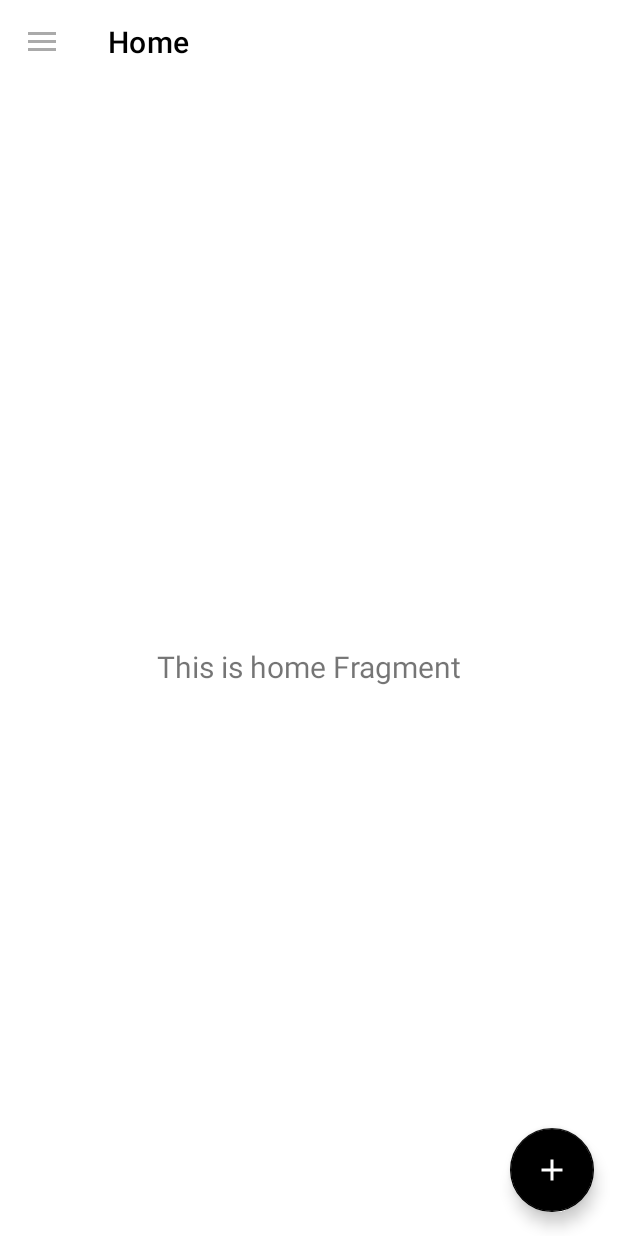
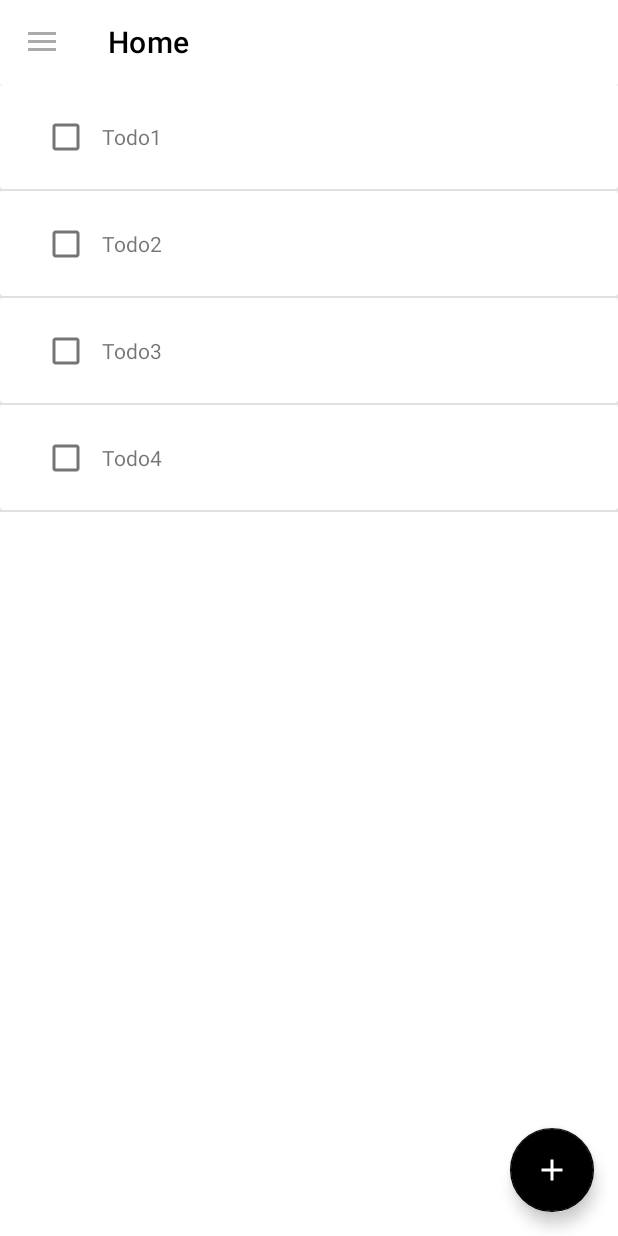
Before and after one commit to ercanpalta/ToDoApp-Android, an Android app: the screen it shows after launch (MainActivity), on a phone screen of 412 x 824 dp. Run offline under Robolectric (Android 15) with nearby library versions, the phone set to English and light mode, and no system bars; our stand-ins replace navigation-ui.

Commit message:
RecyclerView implemented for tasks

```diff
--- /dev/null
+++ b/app/src/main/java/com/ercanpalta/todo/adapter/HomeAdapter.kt
@@ -0,0 +1,49 @@
+package com.ercanpalta.todo.adapter
+
+import android.view.LayoutInflater
+import android.view.View
+import android.view.ViewGroup
+import android.widget.CheckBox
+import android.widget.TextView
+import androidx.recyclerview.widget.RecyclerView
+import com.ercanpalta.todo.R
+import com.ercanpalta.todo.model.ToDo
+
+class HomeAdapter (private val dataSet: ArrayList<ToDo>): RecyclerView.Adapter<HomeAdapter.ViewHolder>() {
+
+    class ViewHolder(view: View): RecyclerView.ViewHolder(view){
+        val textView: TextView
+        var checkBox = CheckBox(view.context)
+
+        init {
+            textView = view.findViewById(R.id.task_text)
+            checkBox = view.findViewById(R.id.checkbox)
+        }
+    }
+
+    override fun onCreateViewHolder(parent: ViewGroup, viewType: Int): ViewHolder {
+        val view = LayoutInflater.from(parent.context).inflate(R.layout.row_item, parent, false)
+
+        return ViewHolder(view)
+    }
+
+    override fun onBindViewHolder(holder: ViewHolder, position: Int) {
+        holder.textView.text = dataSet[position].task
+        holder.checkBox.setOnClickListener {
+            if(it is CheckBox){
+                val checked: Boolean = it.isChecked
+                if (checked){
+                    println("checked")
+                }else{
+                    println("unChecked")
+                }
+
+            }
+        }
+    }
+
+    override fun getItemCount(): Int {
+        return dataSet.size
+    }
+
+}
--- a/app/src/main/java/com/ercanpalta/todo/view/HomeFragment.kt
+++ b/app/src/main/java/com/ercanpalta/todo/view/HomeFragment.kt
@@ -4,10 +4,13 @@ import android.os.Bundle
 import android.view.LayoutInflater
 import android.view.View
 import android.view.ViewGroup
-import android.widget.TextView
 import androidx.fragment.app.Fragment
 import androidx.lifecycle.ViewModelProvider
+import androidx.recyclerview.widget.DividerItemDecoration
+import androidx.recyclerview.widget.LinearLayoutManager
+import com.ercanpalta.todo.adapter.HomeAdapter
 import com.ercanpalta.todo.databinding.FragmentHomeBinding
+import com.ercanpalta.todo.model.ToDo
 import com.ercanpalta.todo.viewmodel.HomeViewModel
 
 class HomeFragment : Fragment() {
@@ -17,23 +20,38 @@ class HomeFragment : Fragment() {
     // This property is only valid between onCreateView and
     // onDestroyView.
     private val binding get() = _binding!!
+    private lateinit var homeViewModel:HomeViewModel
 
     override fun onCreateView(
         inflater: LayoutInflater,
         container: ViewGroup?,
         savedInstanceState: Bundle?
     ): View {
-        val homeViewModel =
-            ViewModelProvider(this).get(HomeViewModel::class.java)
+        homeViewModel = ViewModelProvider(this).get(HomeViewModel::class.java)
 
         _binding = FragmentHomeBinding.inflate(inflater, container, false)
         val root: View = binding.root
 
-        val textView: TextView = binding.textHome
-        homeViewModel.text.observe(viewLifecycleOwner) {
-            textView.text = it
+        return root
+    }
+
+    override fun onViewCreated(view: View, savedInstanceState: Bundle?) {
+        super.onViewCreated(view, savedInstanceState)
+
+        val listToDo:ArrayList<ToDo> = arrayListOf()
+        homeViewModel.toDoList.observe(viewLifecycleOwner) {
+            listToDo.addAll(it)
         }
-        return root
+
+        val adapter = HomeAdapter(listToDo)
+        binding.rvHome.adapter = adapter
+        val layoutManager = LinearLayoutManager(this.context, LinearLayoutManager.VERTICAL, false)
+        binding.rvHome.layoutManager = LinearLayoutManager(context)
+        binding.rvHome.addItemDecoration(DividerItemDecoration(context,layoutManager.orientation))
+
+        homeViewModel.updateData()
+
+
     }
 
     override fun onDestroyView() {
--- a/app/src/main/java/com/ercanpalta/todo/viewmodel/HomeViewModel.kt
+++ b/app/src/main/java/com/ercanpalta/todo/viewmodel/HomeViewModel.kt
@@ -3,11 +3,21 @@ package com.ercanpalta.todo.viewmodel
 import androidx.lifecycle.LiveData
 import androidx.lifecycle.MutableLiveData
 import androidx.lifecycle.ViewModel
+import com.ercanpalta.todo.model.ToDo
 
 class HomeViewModel : ViewModel() {
 
-    private val _text = MutableLiveData<String>().apply {
-        value = "This is home Fragment"
+    private val _toDoList = MutableLiveData<List<ToDo>>()
+    val toDoList:LiveData<List<ToDo>> = _toDoList
+
+
+    fun updateData(){
+        val todo1 = ToDo("Todo1")
+        val todo2 = ToDo("Todo2")
+        val todo3 = ToDo("Todo3")
+        val todo4 = ToDo("Todo4")
+
+        val list_todo = listOf<ToDo>(todo1,todo2,todo3,todo4)
+        _toDoList.value = list_todo
     }
-    val text: LiveData<String> = _text
 }
--- a/app/src/main/res/layout/fragment_home.xml
+++ b/app/src/main/res/layout/fragment_home.xml
@@ -6,15 +6,10 @@
     android:layout_height="match_parent"
     tools:context=".view.HomeFragment">
 
-    <TextView
-        android:id="@+id/text_home"
+    <androidx.recyclerview.widget.RecyclerView
+        android:id="@+id/rv_home"
         android:layout_width="match_parent"
-        android:layout_height="wrap_content"
-        android:layout_marginStart="8dp"
-        android:layout_marginTop="8dp"
-        android:layout_marginEnd="8dp"
-        android:textAlignment="center"
-        android:textSize="20sp"
+        android:layout_height="match_parent"
         app:layout_constraintBottom_toBottomOf="parent"
         app:layout_constraintEnd_toEndOf="parent"
         app:layout_constraintStart_toStartOf="parent"
--- /dev/null
+++ b/app/src/main/res/layout/row_item.xml
@@ -0,0 +1,39 @@
+<?xml version="1.0" encoding="utf-8"?>
+<FrameLayout
+    xmlns:android="http://schemas.android.com/apk/res/android"
+    xmlns:app="http://schemas.android.com/apk/res-auto"
+    xmlns:tools="http://schemas.android.com/tools"
+    android:layout_width="match_parent"
+    android:layout_height="70dp">
+
+    <androidx.cardview.widget.CardView
+        android:layout_width="match_parent"
+        android:layout_height="match_parent">
+
+        <androidx.constraintlayout.widget.ConstraintLayout
+            android:layout_width="match_parent"
+            android:layout_height="match_parent">
+
+            <CheckBox
+                android:id="@+id/checkbox"
+                android:layout_width="wrap_content"
+                android:layout_height="wrap_content"
+                android:layout_marginStart="20dp"
+                app:layout_constraintBottom_toBottomOf="parent"
+                app:layout_constraintStart_toStartOf="parent"
+                app:layout_constraintTop_toTopOf="parent" />
+
+            <TextView
+                android:id="@+id/task_text"
+                android:layout_width="wrap_content"
+                android:layout_height="wrap_content"
+                app:layout_constraintBottom_toBottomOf="parent"
+                app:layout_constraintStart_toEndOf="@id/checkbox"
+                app:layout_constraintTop_toTopOf="parent"
+                tools:text="Task to do" />
+        </androidx.constraintlayout.widget.ConstraintLayout>
+
+
+    </androidx.cardview.widget.CardView>
+
+</FrameLayout>
```
